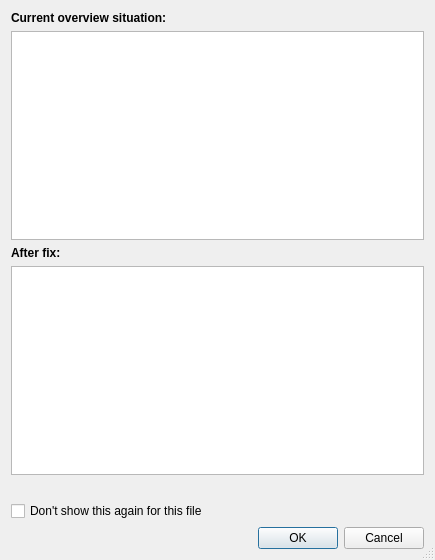
Qt form src/qmapshack/helpers/IOverviewAdvisoryDialog.ui (Maproom/qmapshack) before a commit.
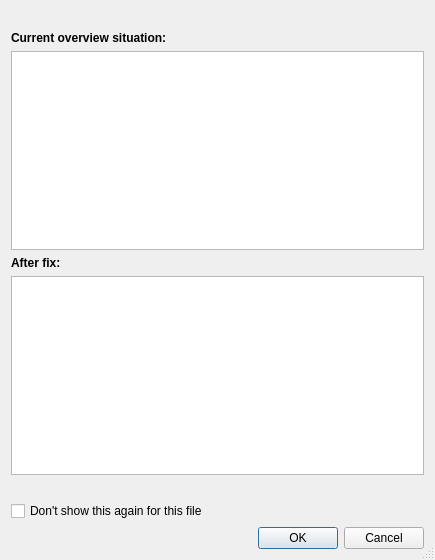
The same form after that commit.

Commit message:
[QMS-1135] Show raster dimensions and pixel size in overview advisory dialog
Adds an info line (pixels, m/px, and total width/height via IUnit so it
respects the user's configured unit system) above the overview tables in
COverviewAdvisoryDialog, backed by a new CGdalVrtUtil::raster_geometry_t
cached on CDemVRT/CMapVRT at construction.

What changed in the file:
```diff
--- a/src/qmapshack/helpers/IOverviewAdvisoryDialog.ui
+++ b/src/qmapshack/helpers/IOverviewAdvisoryDialog.ui
@@ -17,6 +17,16 @@
    <bool>true</bool>
   </property>
   <layout class="QVBoxLayout" name="verticalLayout">
+   <item>
+    <widget class="QLabel" name="labelRasterInfo">
+     <property name="text">
+      <string/>
+     </property>
+     <property name="wordWrap">
+      <bool>true</bool>
+     </property>
+    </widget>
+   </item>
    <item>
     <widget class="QLabel" name="labelCurrentTitle">
      <property name="text">
```
The commit also changes 9 other files.
